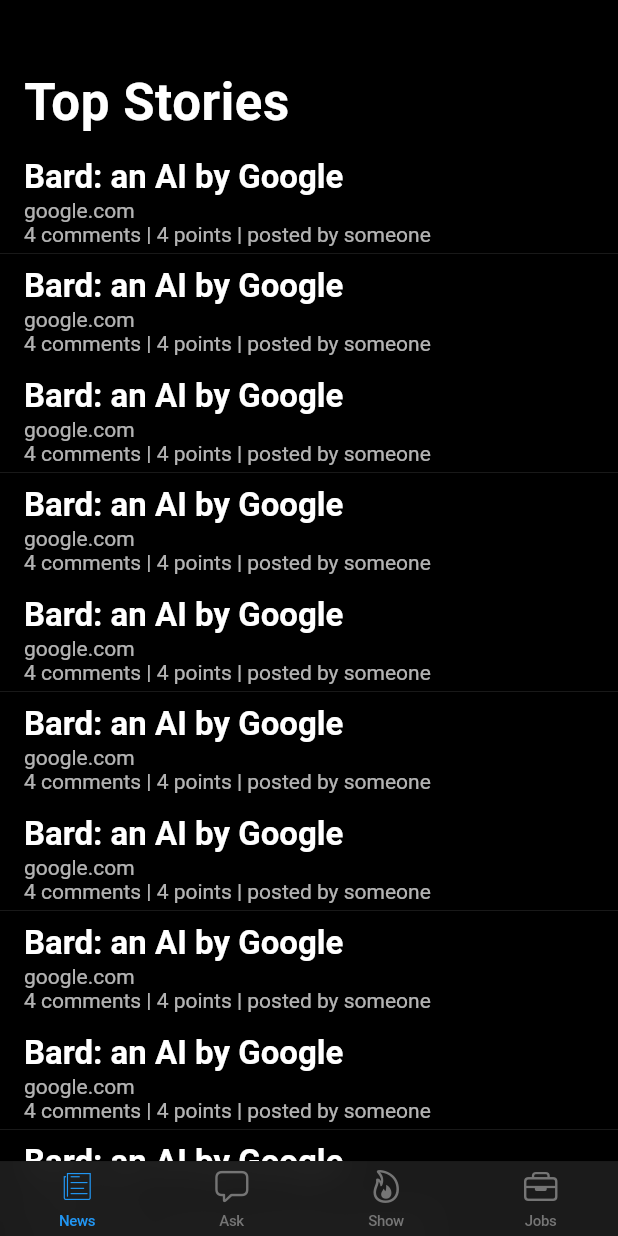
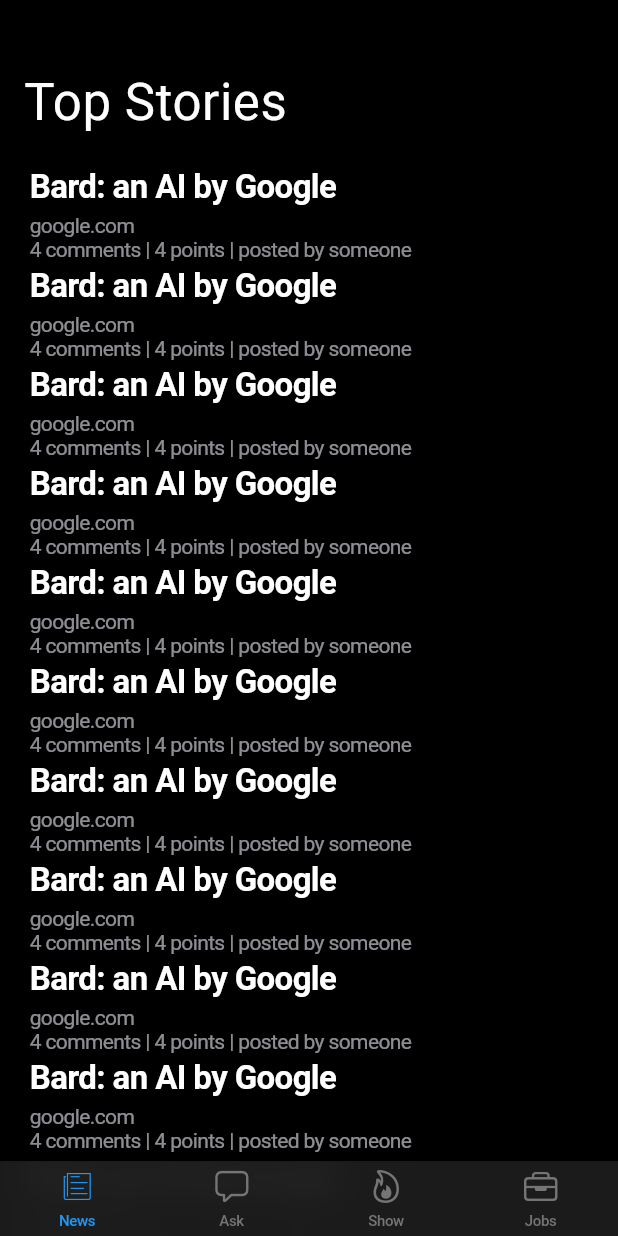
Before and after one commit to sujang958/hn, a Flutter app: the screen it shows after launch, on a phone screen of 412 x 824 dp. Run offline on Flutter 3.47's test engine with Material 2 defaults, Android fonts, the phone set to English and light mode, and no system bars; Roboto replaces fonts that are missing (Pretendard).

Commit message:
feat: add the story screen

```diff
--- a/lib/main.dart
+++ b/lib/main.dart
@@ -14,7 +14,8 @@ class MyApp extends StatelessWidget {
     return MaterialApp(
         title: 'Hacker News',
         themeMode: ThemeMode.dark,
-        theme: ThemeData(
+        debugShowCheckedModeBanner: false,
+        darkTheme: ThemeData(
           fontFamily: "Pretendard",
           brightness: Brightness.dark,
           scaffoldBackgroundColor: CupertinoColors.black,
--- a/lib/screens/news.dart
+++ b/lib/screens/news.dart
@@ -4,6 +4,7 @@ import 'dart:ui';
 
 import 'package:flutter/cupertino.dart';
 import 'package:flutter/material.dart';
+import 'package:hn/screens/story.dart';
 import 'package:hn/widgets/baseText.dart';
 
 class NewsScreen extends StatefulWidget {
@@ -17,6 +18,7 @@ class NewsScreenState extends State<NewsScreen> {
   @override
   Widget build(BuildContext context) {
     return CupertinoPageScaffold(
+      backgroundColor: Colors.black,
       child: Column(
         children: [
           Expanded(
@@ -24,9 +26,8 @@ class NewsScreenState extends State<NewsScreen> {
             physics: const BouncingScrollPhysics(),
             slivers: <Widget>[
               CupertinoSliverNavigationBar(
+                transitionBetweenRoutes: true,
                 backgroundColor: Colors.black,
-                brightness: Brightness.dark,
-                transitionBetweenRoutes: true,
                 largeTitle: Text(
                   "Top Stories",
                   style: baseTextStyle.copyWith(
@@ -37,12 +38,18 @@ class NewsScreenState extends State<NewsScreen> {
               CupertinoSliverRefreshControl(
                 onRefresh: () async {},
               ),
+              SliverPadding(padding: EdgeInsets.symmetric(vertical: 6.0)),
               SliverList(
                 delegate: SliverChildBuilderDelegate(
                   (BuildContext context, int index) => Material(
-                      child: ListTile(
-                        minVerticalPadding: 5.0,
-                        tileColor: Colors.black,
+                      child: CupertinoListTile(
+                    onTap: () {
+                      Navigator.push(
+                          context,
+                          CupertinoPageRoute(
+                              builder: (context) => StoryScreen()));
+                    },
+                    backgroundColor: Colors.black,
                     title: Text(
                       "Bard: an AI by Google",
                       softWrap: true,
--- a/lib/widgets/baseText.dart
+++ b/lib/widgets/baseText.dart
@@ -4,4 +4,5 @@ const baseTextStyle = TextStyle(
   color: Colors.white,
   fontFamily: "Pretendard",
   decoration: TextDecoration.none,
+  fontWeight: FontWeight.normal
 );
```
Also changed, not shown: lib/screens/story.dart (added, +76 -0 lines).
